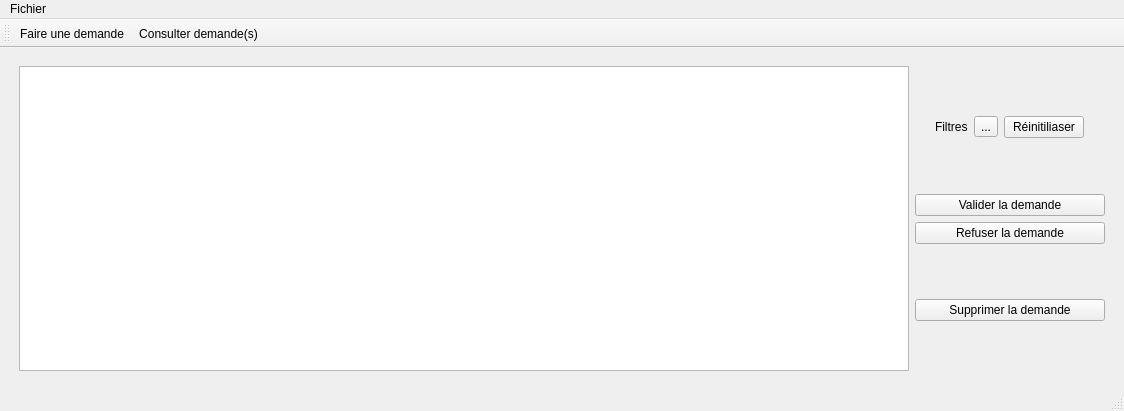
Above: FenResponsable.ui from Chayma07/GestionDeConge before the change. Below: the same form after it.
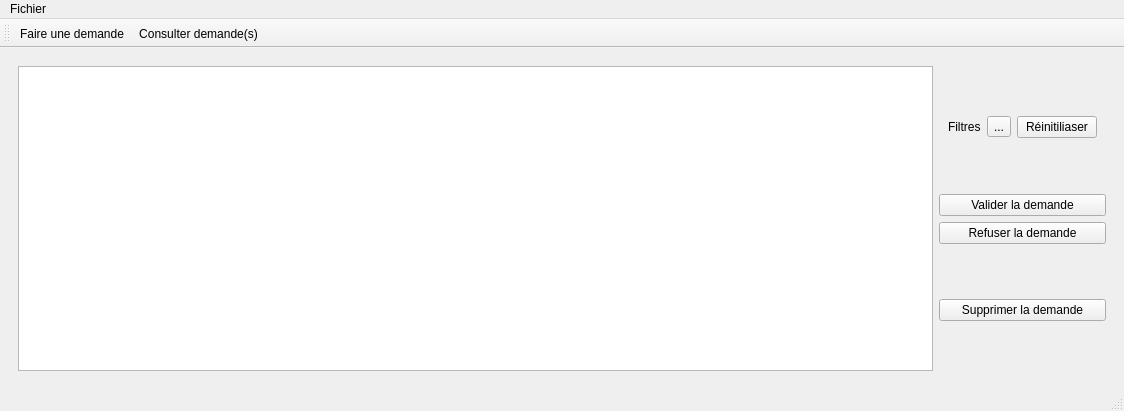
That is the form after the change. Icons and pictures are not drawn.

The edit to the form file:
```diff
--- a/FenResponsable.ui
+++ b/FenResponsable.ui
@@ -264,7 +264,7 @@
                <widget class="QTableView" name="tableView">
                 <property name="minimumSize">
                  <size>
-                  <width>890</width>
+                  <width>915</width>
                   <height>0</height>
                  </size>
                 </property>
```
